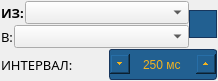
Qt form forms/ui/Transporter.ui (Kellerian/ProdLineVirt) before a commit.
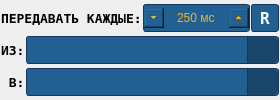
The same form after that commit.

```diff
--- a/forms/ui/Transporter.ui
+++ b/forms/ui/Transporter.ui
@@ -6,10 +6,22 @@
    <rect>
     <x>0</x>
     <y>0</y>
-    <width>218</width>
-    <height>81</height>
+    <width>280</width>
+    <height>100</height>
    </rect>
   </property>
+  <property name="minimumSize">
+   <size>
+    <width>280</width>
+    <height>100</height>
+   </size>
+  </property>
+  <property name="maximumSize">
+   <size>
+    <width>280</width>
+    <height>100</height>
+   </size>
+  </property>
   <property name="windowTitle">
    <string>Form</string>
   </property>
@@ -17,16 +29,33 @@
    <string notr="true">QToolButton {
     qproperty-alignment: AlignCenter;
 	border: 1px solid #FF17365D;
+    border-radius: 3px;
 	background-color: #226091;
 	padding: 3px;
 	color: #FFFFFF;
-	font: 10pt &quot;Arial Black&quot;;
+	font: bold 12pt &quot;DejaVu Sans Mono&quot;;
+}
+
+QCheckBox {
+	font: bold 10pt &quot;DejaVu Sans Mono&quot;;
+}
+
+QLineEdit {
+	font: 10pt &quot;DejaVu Sans Mono&quot;;
+}
+
+QLabel {
+	font: bold 10pt &quot;DejaVu Sans Mono&quot;;
 }
 
 QToolButton:hover {
 	color: #f0b321;
 }
 
+QListView {
+	font: 8pt &quot;DejaVu Sans Mono&quot;;
+}
+
 QToolButton:pressed,
 QToolButtont:checked {
 	color: #f0b321;
@@ -42,14 +71,102 @@
 	border-radius: 3px;
 	selection-background-color:#19466a;
 	selection-color: #f0b321;
-	font: 10pt &quot;Arial Black&quot;;
+	font: bold 10pt &quot;DejaVu Sans Mono&quot;;
 }
 
 QSpinBox::up-button { subcontrol-origin: content;  subcontrol-position: right;  width:20px; height: 20px; }
 QSpinBox::down-button {subcontrol-origin: content; subcontrol-position: left;  width:20px; height: 20px; }
-</string>
+
+QComboBox {
+    border: 1px solid #17365D;
+    border-radius: 3px;
+	font: bold 10pt &quot;DejaVu Sans Mono&quot;;
+	color: #f0b321;
+    background-color: #226091;
+	padding: 5px;
+}
+
+QComboBox:!editable:on {
+    color: #f0b321;
+	background-color: #19466a;
+	border: 1px solid #f0b321;
+}
+
+QComboBox:on {
+    padding-top: 3px;
+    padding-left: 4px;
+}
+
+QComboBox::drop-down {
+    subcontrol-origin: padding;
+    subcontrol-position: right;
+    width: 30px;
+	background-color: #19466a;
+    border-left-width: 1px;
+    border-left-color: #17365D;
+    border-left-style: solid;
+    border-top-right-radius: 5px;
+    border-bottom-right-radius: 5px;
+}
+
+QComboBox::down-arrow:on {
+    top: 1px;
+    left: 1px;
+}
+
+QComboBox QListView {
+    selection-background-color: #f0b321;
+	selection-color: #19466a;
+	color: #f0b321;
+	background-color: #19466a;
+	border: 2px solid #f0b321;
+}
+
+QComboBox QToolTip {
+    font: bold 10pt &quot;DejaVu Sans Mono&quot;;
+	color: #f0b321;
+	background-color: #19466a;
+	border: 2px solid #f0b321;
+    border-radius: 3px;
+}
+
+QComboBox#cbxProduct QAbstractItemView {
+	min-width: 800px;
+}
+
+QScrollBar {
+	background: none;
+	border: 1px;
+	margin: 1;
+	padding: 1;
+	width: 15px;
+}
+
+QScrollBar:handle {
+	border: 1px solid #FF17365D;
+	background: #226091;
+	border-radius: 3px;
+	min-height: 45px;
+	min-width: 15px;
+}
+
+QScrollBar:sub-line {
+	background: none;
+	border: none;
+	height: 0px;
+	padding: 0;
+	width: 0px;
+}
+
+QScrollBar:add-line {
+	background:  none;
+	border: none;
+	height: 0px;	
+	padding: 0;
+	width: 0px;
+}</string>
   </property>
-  <layout class="QVBoxLayout" name="verticalLayout_2">
+  <layout class="QVBoxLayout" name="verticalLayout" stretch="1,1,1">
    <property name="spacing">
     <number>1</number>
    </property>
@@ -66,136 +183,22 @@
     <number>1</number>
    </property>
    <item>
-    <layout class="QHBoxLayout" name="horizontalLayout_3">
+    <layout class="QHBoxLayout" name="horizontalLayout_6" stretch="1,1,0">
      <property name="spacing">
-      <number>0</number>
-     </property>
-     <item>
-      <layout class="QVBoxLayout" name="verticalLayout">
-       <property name="spacing">
-        <number>1</number>
-       </property>
-       <item>
-        <layout class="QHBoxLayout" name="horizontalLayout_2" stretch="0,1">
-         <property name="spacing">
-          <number>1</number>
-         </property>
-         <item>
-          <widget class="QLabel" name="label_3">
-           <property name="font">
-            <font>
-             <family>Arial Black</family>
-             <pointsize>10</pointsize>
-             <bold>true</bold>
-            </font>
-           </property>
-           <property name="text">
-            <string>ИЗ:</string>
-           </property>
-          </widget>
-         </item>
-         <item>
-          <widget class="QComboBox" name="cbxFrom">
-           <property name="font">
-            <font>
-             <family>Arial</family>
-             <pointsize>10</pointsize>
-             <bold>true</bold>
-            </font>
-           </property>
-          </widget>
-         </item>
-        </layout>
-       </item>
-       <item>
-        <layout class="QHBoxLayout" name="horizontalLayout" stretch="0,1">
-         <property name="spacing">
-          <number>1</number>
-         </property>
-         <item>
-          <widget class="QLabel" name="label_2">
-           <property name="font">
-            <font>
-             <family>Arial Black</family>
-             <pointsize>10</pointsize>
-            </font>
-           </property>
-           <property name="text">
-            <string>В:</string>
-           </property>
-          </widget>
-         </item>
-         <item>
-          <widget class="QComboBox" name="cbxTo">
-           <property name="font">
-            <font>
-             <family>Arial</family>
-             <pointsize>10</pointsize>
-             <bold>true</bold>
-            </font>
-           </property>
-          </widget>
-         </item>
-        </layout>
-       </item>
-      </layout>
-     </item>
-     <item>
-      <widget class="QToolButton" name="tbRun">
-       <property name="minimumSize">
-        <size>
-         <width>28</width>
-         <height>28</height>
-        </size>
-       </property>
-       <property name="maximumSize">
-        <size>
-         <width>28</width>
-         <height>28</height>
-        </size>
-       </property>
-       <property name="font">
-        <font>
-         <family>Arial Black</family>
-         <pointsize>10</pointsize>
-         <italic>false</italic>
-         <bold>false</bold>
-        </font>
-       </property>
-       <property name="text">
-        <string/>
-       </property>
-       <property name="iconSize">
-        <size>
-         <width>36</width>
-         <height>36</height>
-        </size>
-       </property>
-       <property name="checkable">
-        <bool>true</bool>
-       </property>
-       <property name="checked">
-        <bool>false</bool>
-       </property>
-      </widget>
-     </item>
-    </layout>
-   </item>
-   <item>
-    <layout class="QHBoxLayout" name="horizontalLayout_6" stretch="1,1">
-     <property name="spacing">
-      <number>0</number>
+      <number>1</number>
      </property>
      <item>
       <widget class="QLabel" name="label_4">
        <property name="font">
         <font>
-         <family>Arial Black</family>
+         <family>DejaVu Sans Mono</family>
          <pointsize>10</pointsize>
+         <italic>false</italic>
+         <bold>true</bold>
         </font>
        </property>
        <property name="text">
-        <string>ИНТЕРВАЛ:</string>
+        <string>ПЕРЕДАВАТЬ КАЖДЫЕ:</string>
        </property>
       </widget>
      </item>
@@ -209,7 +212,7 @@
        </property>
        <property name="minimumSize">
         <size>
-         <width>75</width>
+         <width>100</width>
          <height>0</height>
         </size>
        </property>
@@ -242,6 +245,103 @@
        </property>
        <property name="value">
         <number>250</number>
+       </property>
+      </widget>
+     </item>
+     <item>
+      <widget class="QToolButton" name="tbRun">
+       <property name="minimumSize">
+        <size>
+         <width>28</width>
+         <height>28</height>
+        </size>
+       </property>
+       <property name="maximumSize">
+        <size>
+         <width>28</width>
+         <height>28</height>
+        </size>
+       </property>
+       <property name="font">
+        <font>
+         <family>DejaVu Sans Mono</family>
+         <pointsize>12</pointsize>
+         <italic>false</italic>
+         <bold>true</bold>
+        </font>
+       </property>
+       <property name="text">
+        <string>R</string>
+       </property>
+       <property name="iconSize">
+        <size>
+         <width>36</width>
+         <height>36</height>
+        </size>
+       </property>
+       <property name="checkable">
+        <bool>true</bool>
+       </property>
+       <property name="checked">
+        <bool>false</bool>
+       </property>
+      </widget>
+     </item>
+    </layout>
+   </item>
+   <item>
+    <layout class="QHBoxLayout" name="horizontalLayout" stretch="0,1">
+     <property name="spacing">
+      <number>1</number>
+     </property>
+     <item>
+      <widget class="QLabel" name="label_5">
+       <property name="font">
+        <font>
+         <family>DejaVu Sans Mono</family>
+         <pointsize>10</pointsize>
+         <italic>false</italic>
+         <bold>true</bold>
+        </font>
+       </property>
+       <property name="text">
+        <string>ИЗ:</string>
+       </property>
+      </widget>
+     </item>
+     <item>
+      <widget class="QComboBox" name="cbxFrom">
+       <property name="sizeAdjustPolicy">
+        <enum>QComboBox::AdjustToContents</enum>
+       </property>
+      </widget>
+     </item>
+    </layout>
+   </item>
+   <item>
+    <layout class="QHBoxLayout" name="horizontalLayout_2" stretch="0,1">
+     <property name="spacing">
+      <number>1</number>
+     </property>
+     <item>
+      <widget class="QLabel" name="label_6">
+       <property name="font">
+        <font>
+         <family>DejaVu Sans Mono</family>
+         <pointsize>10</pointsize>
+         <italic>false</italic>
+         <bold>true</bold>
+        </font>
+       </property>
+       <property name="text">
+        <string> В:</string>
+       </property>
+      </widget>
+     </item>
+     <item>
+      <widget class="QComboBox" name="cbxTo">
+       <property name="sizeAdjustPolicy">
+        <enum>QComboBox::AdjustToContents</enum>
        </property>
       </widget>
      </item>
```
